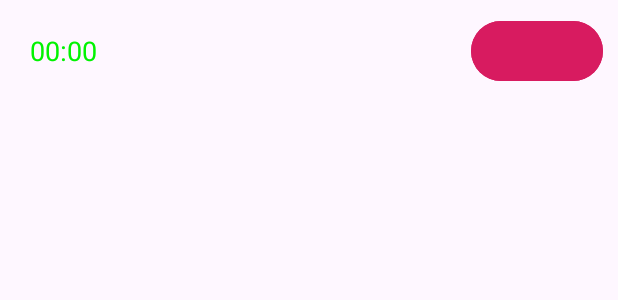
After one commit to t4i-dev/Clock_Application, an Android app: the layout item.xml on its own in the app's theme, with its tools: preview values and no code run, on a phone screen of 412 x 824 dp. The commit adds this screen. Shown: the top 300 px of the screen. Run offline under Robolectric (Android 15) with nearby library versions, the phone set to English and light mode, and no system bars.

Commit message:
Fix item alarm

```diff
--- a/app/src/main/AndroidManifest.xml
+++ b/app/src/main/AndroidManifest.xml
@@ -1,7 +1,7 @@
 <?xml version="1.0" encoding="utf-8"?>
 <manifest xmlns:android="http://schemas.android.com/apk/res/android"
     xmlns:tools="http://schemas.android.com/tools">
-
+    <uses-permission android:name="android.permission.WAKE_LOCK" />
     <application
         android:allowBackup="true"
         android:dataExtractionRules="@xml/data_extraction_rules"
--- a/app/src/main/java/com/example/clockapplication/AlarmPage.java
+++ b/app/src/main/java/com/example/clockapplication/AlarmPage.java
@@ -1,9 +1,11 @@
 package com.example.clockapplication;
 
+import android.annotation.SuppressLint;
 import android.content.Intent;
 import android.os.Bundle;
 import android.widget.Button;
 import android.widget.LinearLayout;
+import android.widget.TextView;
 
 import androidx.appcompat.app.AppCompatActivity;
 
@@ -27,8 +29,6 @@ public class AlarmPage extends AppCompatActivity {
             Intent intent = new Intent(this, AlarmSetUp.class);
             startActivityForResult(intent, 100);
         });
-
-
     }
 
     @Override
@@ -38,18 +38,17 @@ public class AlarmPage extends AppCompatActivity {
         if (requestCode == 100){
             if (resultCode == RESULT_OK)
             {
-                Button new_alarm = new Button(this);
+                @SuppressLint("InflateParams")
+                LinearLayout new_alarm = (LinearLayout) getLayoutInflater().inflate(R.layout.item, null);
                 int hour = data.getIntExtra("HOUR", 0);
                 int min = data.getIntExtra("MIN", 0);
 
-                new_alarm.setText(String.format("Alarm:      %02d:%02d ", hour, min));
-                new_alarm.setLayoutDirection(R.layout.card_design);
-
+                TextView alarmTime = new_alarm.findViewById(R.id.alarm_time);
+                alarmTime.setText(String.format("Alarm: %02d:%02d", hour, min));                new_alarm.setLayoutDirection(R.layout.item);
                 layout.addView(new_alarm);
             }
         }
     }
-
 
     private void SwitchToWorldClock()
     {
--- /dev/null
+++ b/app/src/main/res/layout/item.xml
@@ -0,0 +1,28 @@
+<?xml version="1.0" encoding="utf-8"?>
+<LinearLayout xmlns:android="http://schemas.android.com/apk/res/android"
+    android:orientation="horizontal"
+    android:layout_width="match_parent"
+    android:layout_height="wrap_content"
+    android:padding="10dp"
+    android:gravity="center_vertical">
+
+    <!-- TextView to show the alarm time -->
+    <TextView
+        android:id="@+id/alarm_time"
+        android:layout_width="0dp"
+        android:layout_height="wrap_content"
+        android:layout_weight="1"
+        android:text="00:00"
+        android:textSize="18sp"
+        android:textColor="#00F300"
+        android:paddingStart="10dp"
+        android:paddingEnd="10dp" />
+
+    <!-- Button to delete or edit the alarm -->
+    <Button
+        android:id="@+id/alarm_action_button"
+        android:layout_width="wrap_content"
+        android:layout_height="wrap_content"
+        android:textSize="14sp"
+        android:backgroundTint="@color/colorAccent" />
+</LinearLayout>
```
